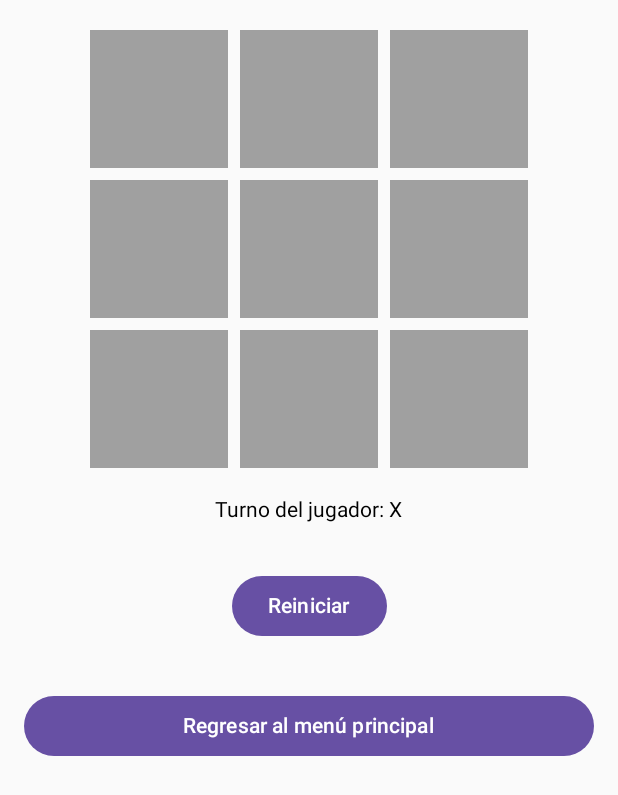
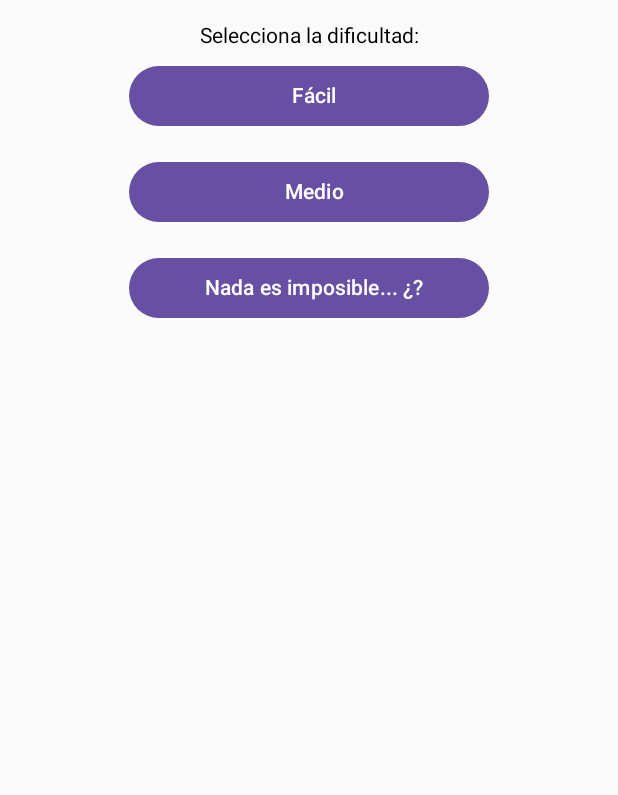
Before and after one commit to MoNKy0112/dadm-2025-2, an Android app built with Jetpack Compose: the screen it shows after launch (MainActivity), after a tap on "Jugador vs CPU", on a phone screen of 412 x 824 dp. Shown: the top 795 px of the screen. Run offline under Robolectric (Android 15) with nearby library versions, the phone set to English and light mode, and no system bars.

Commit message:
Version Final

```diff
--- a/TicTacToe/app/src/main/java/com/dadm/tictactoe/Model/TicTacToeGame.kt
+++ b/TicTacToe/app/src/main/java/com/dadm/tictactoe/Model/TicTacToeGame.kt
@@ -10,5 +10,5 @@ enum class GameState {
 data class TicTacToeGame(
     val board: List<List<Player>> = List(3) { List(3) { Player.NONE } },
     val currentPlayer: Player = Player.X,
-    val gameState: GameState = GameState.PLAYING
+    val gameState: GameState = GameState.PLAYING,
 )
--- a/TicTacToe/app/src/main/java/com/dadm/tictactoe/ui/TicTacToeApp.kt
+++ b/TicTacToe/app/src/main/java/com/dadm/tictactoe/ui/TicTacToeApp.kt
@@ -6,6 +6,7 @@ import androidx.navigation.compose.NavHost
 import androidx.navigation.compose.composable
 import androidx.navigation.compose.rememberNavController
 import com.dadm.tictactoe.ViewModel.TicTacToeViewModel
+import com.dadm.tictactoe.ui.screen.DifficultySelectionScreen
 import com.dadm.tictactoe.ui.screen.GameScreen
 import com.dadm.tictactoe.ui.screen.MainMenuScreen
 
@@ -20,6 +21,9 @@ fun TicTacToeApp(viewModel: TicTacToeViewModel = viewModel()){
         composable("game"){
             GameScreen(navController = navController, viewModel = viewModel)
         }
+        composable("difficulty_selection"){
+            DifficultySelectionScreen(navController = navController, viewModel = viewModel)
+        }
     }
 
 }
--- /dev/null
+++ b/TicTacToe/app/src/main/java/com/dadm/tictactoe/ui/screen/DifficultySelectionScreen.kt
@@ -0,0 +1,80 @@
+package com.dadm.tictactoe.ui.screen
+
+import androidx.compose.foundation.layout.Column
+import androidx.compose.foundation.layout.fillMaxWidth
+import androidx.compose.foundation.layout.padding
+import androidx.compose.foundation.layout.widthIn
+import androidx.compose.material3.Button
+import androidx.compose.material3.ButtonColors
+import androidx.compose.material3.ButtonDefaults
+import androidx.compose.material3.Text
+import androidx.compose.runtime.Composable
+import androidx.compose.ui.Alignment
+import androidx.compose.ui.Modifier
+import androidx.compose.ui.tooling.preview.Preview
+import androidx.compose.ui.unit.dp
+import androidx.lifecycle.viewmodel.compose.viewModel
+import androidx.navigation.NavController
+import androidx.navigation.compose.rememberNavController
+import com.dadm.tictactoe.ViewModel.Difficulty
+import com.dadm.tictactoe.ViewModel.TicTacToeViewModel
+
+@Composable
+fun DifficultySelectionScreen(navController: NavController, viewModel: TicTacToeViewModel = viewModel()) {
+    Column(
+        horizontalAlignment = Alignment.CenterHorizontally,
+        modifier = Modifier
+            .padding(16.dp)
+            .fillMaxWidth()
+    ) {
+        Text(text ="Selecciona la dificultad:")
+
+        DifficultyButton(
+            text = "Fácil",
+            onClick = {
+                viewModel.updateDifficulty(Difficulty.EASY)
+                navController.navigate("game")
+            }
+        )
+
+        DifficultyButton(
+            text = "Medio",
+            onClick = {
+                viewModel.updateDifficulty(Difficulty.MEDIUM)
+                navController.navigate("game")
+            }
+        )
+
+        DifficultyButton(
+            text = "Nada es imposible... ¿?",
+            onClick = {
+                viewModel.updateDifficulty(Difficulty.IMPOSSIBLE)
+                navController.navigate("game")
+            }
+        )
+
+    }
+
+
+}
+
+@Composable
+fun DifficultyButton(text: String, onClick: () -> Unit, buttonColors: ButtonColors = ButtonDefaults.buttonColors()) {
+Button(
+    modifier = Modifier
+        .padding(vertical = 8.dp)
+        .widthIn(max = 240.dp)
+        .fillMaxWidth()
+    ,
+    onClick = onClick,
+    colors = buttonColors
+    ) {
+        Text(text = text, modifier = Modifier.padding(start = 8.dp))
+    }
+}
+
+@Preview(showBackground = true)
+@Composable
+fun DifficultySelectionScreenPreview() {
+    DifficultySelectionScreen(navController = rememberNavController(), viewModel = TicTacToeViewModel())
+}
--- a/TicTacToe/app/src/main/java/com/dadm/tictactoe/ui/screen/MainScreen.kt
+++ b/TicTacToe/app/src/main/java/com/dadm/tictactoe/ui/screen/MainScreen.kt
@@ -48,7 +48,7 @@ fun MainMenuScreen(navController: NavController, viewModel: TicTacToeViewModel =
             text = "Jugador vs CPU",
             onClick = {
                 viewModel.updateGameMode(GameMode.SINGLE_PLAYER)
-                navController.navigate("game")
+                navController.navigate("difficulty_selection")
             })
 
         GameModeButton(
```
Also changed, not shown: TicTacToe/app/src/main/java/com/dadm/tictactoe/ViewModel/TicTacToeViewModel.kt (+104 -5 lines), TicTacToe/app/src/main/java/com/dadm/tictactoe/ui/screen/GameScreen.kt (+12 -0 lines), TicTacToe/settings.gradle.kts (line endings or trailing spaces).
